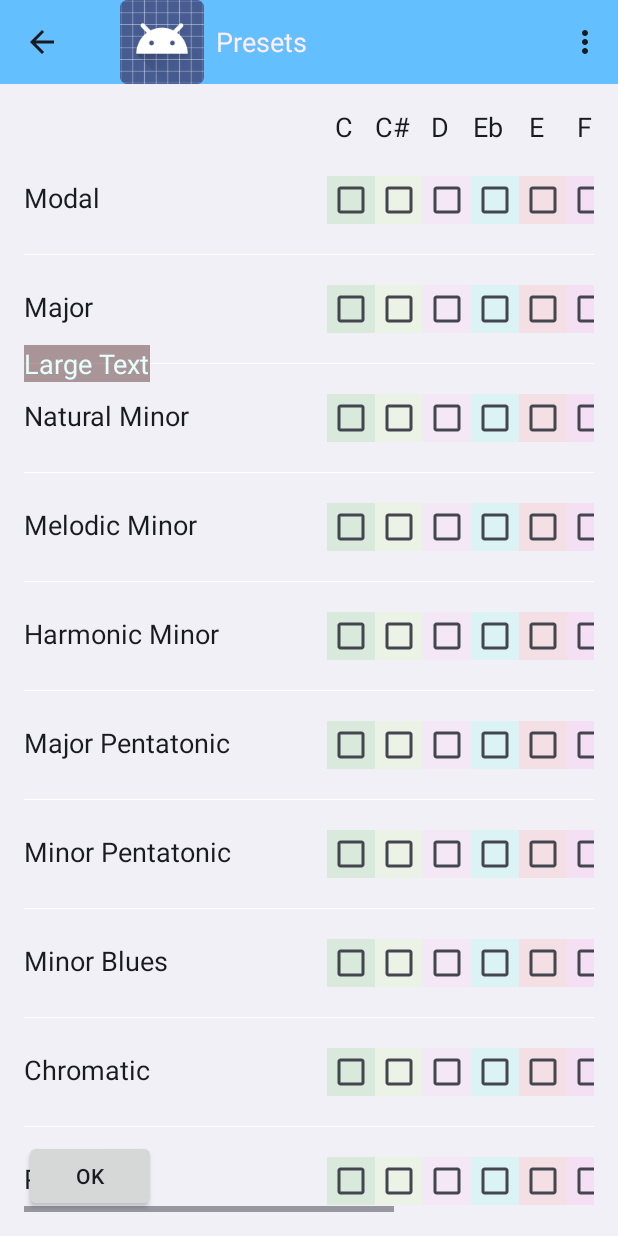
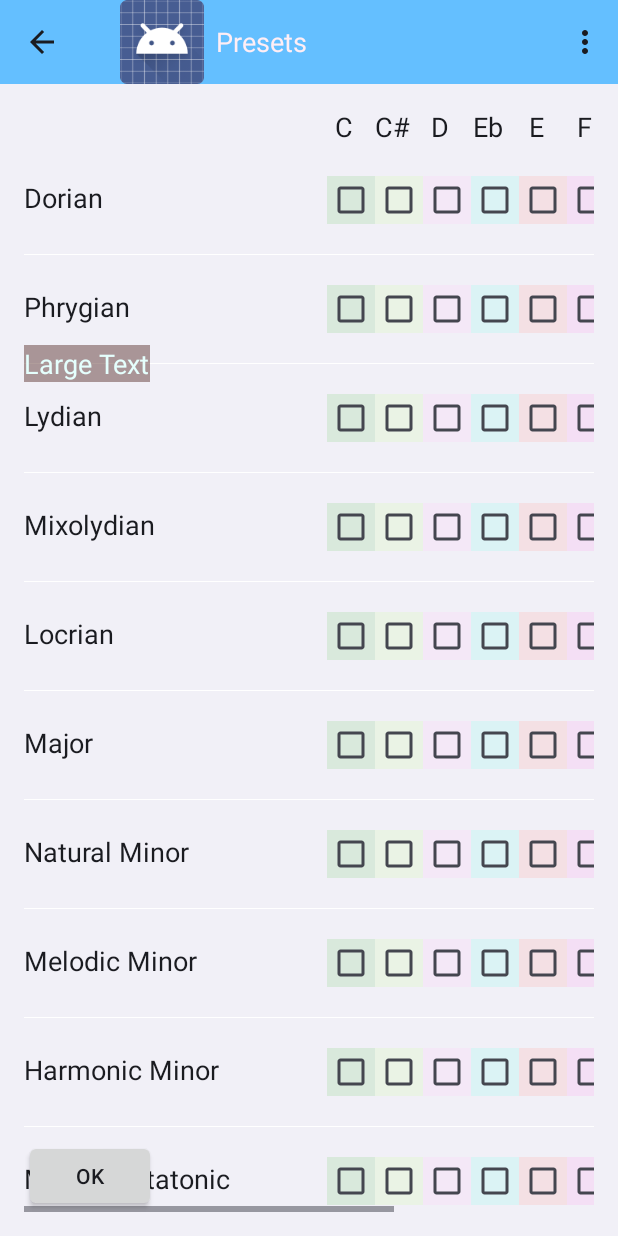
Before and after one commit to andrewreeman/RandomScales, an Android app: the screen it shows after launch (Presets), in the options menu, after a tap on "Presets", on a phone screen of 412 x 824 dp. Run offline under Robolectric (Android 15) with nearby library versions, the phone set to English and light mode, and no system bars.

Commit message:
With default selectableExercise

```diff
--- a/app/src/main/java/com/stepwise/random_scales/MainActivity.java
+++ b/app/src/main/java/com/stepwise/random_scales/MainActivity.java
@@ -24,6 +24,8 @@ public class MainActivity extends Activity {
     protected void onCreate(Bundle savedInstanceState) {
         super.onCreate(savedInstanceState);
         setContentView(R.layout.activity_main);
+        m_selectableExercises = new SelectableExercises_Data();
+        setSelectableExercise_Data("Default");
     }
 
 
@@ -50,20 +52,18 @@ public class MainActivity extends Activity {
     }
 
     public void generateScale(View view){
-        Resources res = getResources();
+        /*Resources res = getResources();
         String[] notes = res.getStringArray(R.array.Notes);
         Random randGen = new Random();
         int note = randGen.nextInt(notes.length);
         String[] scales = res.getStringArray(R.array.Scales);
         int scale = randGen.nextInt(scales.length);
         String outScale = scales[scale];
-        if(scale == 0){
-            String[] modes = res.getStringArray(R.array.Modes);
-            int mode = randGen.nextInt(modes.length);
-            outScale = modes[mode];
-        }
         m_SelectedString = notes[note] + " " + outScale;
-        setText(m_SelectedString);
+        setText(m_SelectedString);*/
+
+
+
     }
 
     public void generateArpeggio(View view){
@@ -72,13 +72,36 @@ public class MainActivity extends Activity {
         String[] notes = res.getStringArray(R.array.Notes);
         Random randGen = new Random();
         int note = randGen.nextInt(notes.length);
-        String[] arpeggios = res.getStringArray(R.array.arpeggios);
+        String[] arpeggios = res.getStringArray(R.array.Arpeggios);
         int arpeggio = randGen.nextInt(arpeggios.length);
 
         m_SelectedString = notes[note] + " " + arpeggios[arpeggio];
         setText(m_SelectedString);
     }
+//TODO buildExerciseList from preset function ... default preset is ALL
+//TODO preset activity is for modifying presets
 
+    public void setSelectableExercise_Data(String exercise){
+        //TODO select exercise from xml or json (JSON JSON!!!) file. atm just selects all exercises
+
+
+        String[] notes = getResources().getStringArray(R.array.Notes);
+        String[] scales = getResources().getStringArray(R.array.Scales);
+        String[] arps = getResources().getStringArray(R.array.Arpeggios);
+
+        m_selectableExercises.clear();
+        for(String note : notes){
+            for(String scale : scales){
+                Exercise ex = new Exercise(note, scale, Exercise.TYPE_SCALE, "");
+                m_selectableExercises.addExercise(ex);
+            }
+            for(String arp : arps){
+                Exercise ex = new Exercise(note, arp, Exercise.TYPE_ARPEGGIO, "");
+                m_selectableExercises.addExercise(ex);
+            }
+        }
+
+    }
 
     public void startChangePreset(){
         Intent intent = new Intent(this, Presets.class);
--- a/app/src/main/java/com/stepwise/random_scales/SelectableExercises_Data.java
+++ b/app/src/main/java/com/stepwise/random_scales/SelectableExercises_Data.java
@@ -41,6 +41,11 @@ public class SelectableExercises_Data implements Parcelable{
     public ArrayList<Exercise> getScales(){ return Scales;}
     public ArrayList<Exercise> getArpeggios(){ return Arpeggios;}
 
+    public void clear(){
+        Scales.clear();
+        Arpeggios.clear();
+    }
+
     @Override
     public int describeContents() {
         return 0;
--- a/app/src/main/res/values/strings.xml
+++ b/app/src/main/res/values/strings.xml
@@ -19,7 +19,11 @@
     <string name="scale">Scale:</string>
     <string name="scaleGenButton">Generate random scale</string>
     <string-array name="Scales">
-        <item>Modal</item>
+        <item>Dorian</item>
+        <item>Phrygian</item>
+        <item>Lydian</item>
+        <item>Mixolydian</item>
+        <item>Locrian</item>
         <item >Major</item>
         <item >Natural Minor</item>
         <item >Melodic Minor</item>
@@ -38,16 +42,9 @@
         <item >Altered</item>
         <item >Major Blues</item>
     </string-array>
-    <string-array name="Modes">
-        <item >Dorian</item>
-        <item >Phrygian</item>
-        <item >Lydian</item>
-        <item >Mixolydian</item>
-        <item >Locrian</item>
-    </string-array>
     <string name="arpeggio">Arpeggio: </string>
     <string name="arpGenButton">Generate random arpeggio</string>
-    <string-array name="arpeggios">
+    <string-array name="Arpeggios">
         <item >Major</item>
         <item >Minor</item>
         <item >Diminished</item>
```
